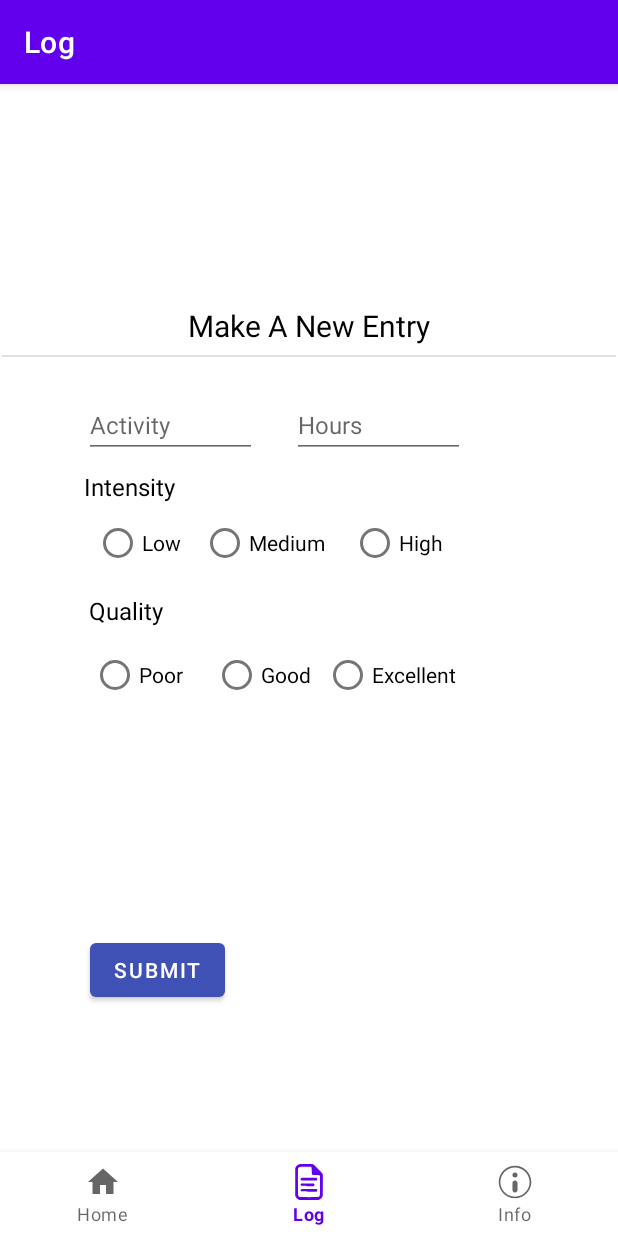
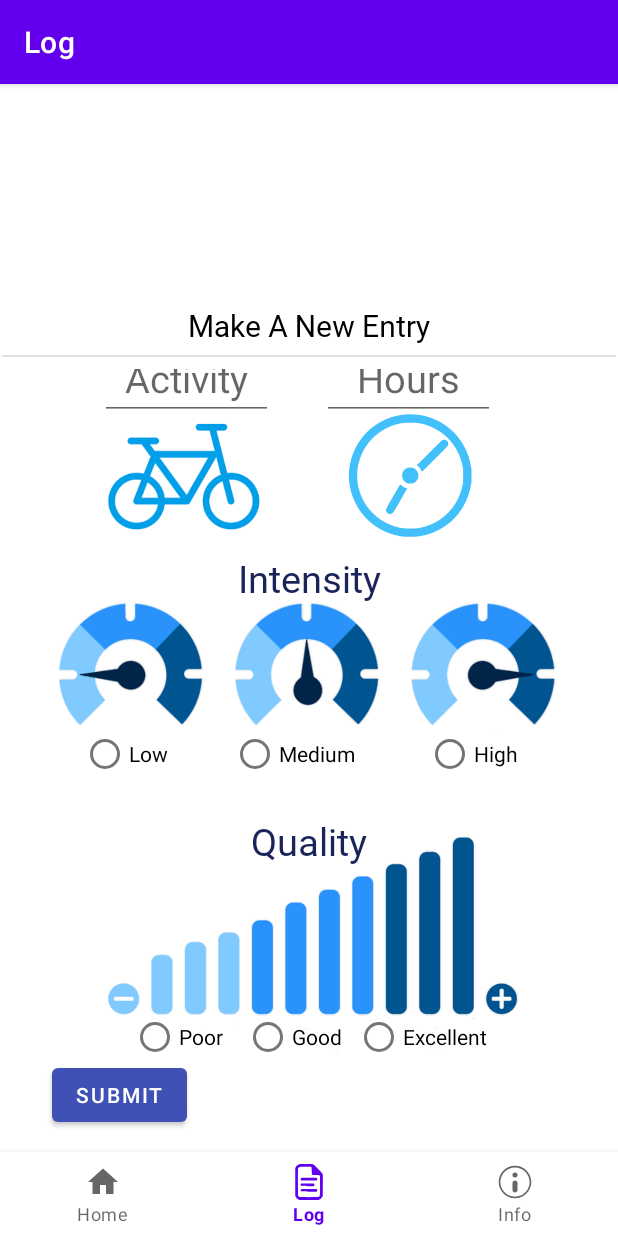
Before and after one commit to glstrachan/health-app, an Android app: the LogFragment screen opened through its navigation route, on a phone screen of 412 x 824 dp. Run offline under Robolectric (Android 15) with nearby library versions, the phone set to English and light mode, and no system bars; our stand-ins replace navigation-ui.

Commit message:
Signed-off-by: MirandaNM <mir.mayor@gmail.com>

```diff
--- a/project/app/src/main/res/layout/fragment_home.xml
+++ b/project/app/src/main/res/layout/fragment_home.xml
@@ -82,7 +82,7 @@ muscular strength, and cardiovascular endurance all on a weekly basis
 \n\n- Easy way to store data with a click of a button
 \n\n- Measure intensity, length, style and quality
 \n\n- Easy and phone-accessible means of storing logged hours
-\n\n- Made by Ron, Grayone, and Miranda
+\n\n- Made by Ron, Graydon, and Miranda
 
 "
             android:textSize="20sp" />
--- a/project/app/src/main/res/layout/fragment_log.xml
+++ b/project/app/src/main/res/layout/fragment_log.xml
@@ -6,24 +6,73 @@
     android:layout_height="match_parent"
     tools:context=".ui.Log.LogFragment">
 
+    <ImageView
+        android:id="@+id/imageView30"
+        android:layout_width="137dp"
+        android:layout_height="103dp"
+        android:src="@drawable/yoop"
+        app:layout_constraintBottom_toBottomOf="parent"
+        app:layout_constraintEnd_toEndOf="parent"
+        app:layout_constraintHorizontal_bias="0.193"
+        app:layout_constraintStart_toStartOf="parent"
+        app:layout_constraintTop_toTopOf="parent"
+        app:layout_constraintVertical_bias="0.251" />
+
+    <ImageView
+        android:id="@+id/imageView32"
+        android:layout_width="93dp"
+        android:layout_height="82dp"
+        android:src="@drawable/bikes"
+        app:layout_constraintBottom_toBottomOf="parent"
+        app:layout_constraintEnd_toEndOf="parent"
+        app:layout_constraintHorizontal_bias="0.713"
+        app:layout_constraintStart_toStartOf="parent"
+        app:layout_constraintTop_toTopOf="parent"
+        app:layout_constraintVertical_bias="0.26" />
+
+    <ImageView
+        android:id="@+id/imageView26"
+        android:layout_width="366dp"
+        android:layout_height="161dp"
+        android:src="@drawable/chartone"
+        app:layout_constraintBottom_toBottomOf="parent"
+        app:layout_constraintEnd_toEndOf="parent"
+        app:layout_constraintHorizontal_bias="0.355"
+        app:layout_constraintStart_toStartOf="parent"
+        app:layout_constraintTop_toTopOf="parent"
+        app:layout_constraintVertical_bias="0.48" />
+
+    <ImageView
+        android:id="@+id/imageView25"
+        android:layout_width="400dp"
+        android:layout_height="161dp"
+        android:src="@drawable/chart"
+        app:layout_constraintBottom_toBottomOf="parent"
+        app:layout_constraintEnd_toEndOf="parent"
+        app:layout_constraintHorizontal_bias="0.355"
+        app:layout_constraintStart_toStartOf="parent"
+        app:layout_constraintTop_toTopOf="parent"
+        app:layout_constraintVertical_bias="0.87" />
+
     <TextView
         android:id="@+id/Quality_text"
         android:layout_width="wrap_content"
         android:layout_height="wrap_content"
+        android:fontFamily="@font/roboto"
         android:text="Quality"
-        android:textColor="#000000"
-        android:textSize="16sp"
+        android:textColor="#1A2459"
+        android:textSize="25sp"
         app:layout_constraintBottom_toBottomOf="parent"
         app:layout_constraintEnd_toEndOf="parent"
-        app:layout_constraintHorizontal_bias="0.162"
         app:layout_constraintStart_toStartOf="parent"
         app:layout_constraintTop_toTopOf="parent"
-        app:layout_constraintVertical_bias="0.43" />
+        app:layout_constraintVertical_bias="0.684" />
 
     <TextView
         android:id="@+id/textView2"
         android:layout_width="wrap_content"
         android:layout_height="wrap_content"
+        android:fontFamily="@font/roboto"
         android:text="Make A New Entry"
         android:textColor="#000000"
         android:textSize="20sp"
@@ -37,46 +86,48 @@
         android:id="@+id/Intensity_text"
         android:layout_width="wrap_content"
         android:layout_height="wrap_content"
+        android:fontFamily="@font/roboto"
         android:text="Intensity"
-        android:textColor="#000000"
-        android:textSize="16sp"
+        android:textColor="#1A2459"
+        android:textSize="25sp"
         app:layout_constraintBottom_toBottomOf="parent"
         app:layout_constraintEnd_toEndOf="parent"
-        app:layout_constraintHorizontal_bias="0.156"
         app:layout_constraintStart_toStartOf="parent"
         app:layout_constraintTop_toTopOf="parent"
-        app:layout_constraintVertical_bias="0.295" />
+        app:layout_constraintVertical_bias="0.393" />
 
     <EditText
         android:id="@+id/Activity"
         android:layout_width="115dp"
         android:layout_height="44dp"
         android:ems="10"
+        android:gravity="center"
         android:hint="Activity"
         android:inputType="textPersonName"
         android:textColor="#000000"
-        android:textSize="16sp"
+        android:textSize="25sp"
         app:layout_constraintBottom_toBottomOf="parent"
         app:layout_constraintEnd_toEndOf="parent"
-        app:layout_constraintHorizontal_bias="0.187"
+        app:layout_constraintHorizontal_bias="0.222"
         app:layout_constraintStart_toStartOf="parent"
         app:layout_constraintTop_toTopOf="parent"
-        app:layout_constraintVertical_bias="0.218" />
+        app:layout_constraintVertical_bias="0.176" />
 
     <EditText
         android:id="@+id/Hours"
         android:layout_width="115dp"
         android:layout_height="44dp"
         android:ems="10"
+        android:gravity="center"
         android:hint="Hours"
         android:inputType="numberDecimal"
-        android:textSize="16sp"
+        android:textSize="25sp"
         app:layout_constraintBottom_toBottomOf="parent"
         app:layout_constraintEnd_toEndOf="parent"
-        app:layout_constraintHorizontal_bias="0.658"
+        app:layout_constraintHorizontal_bias="0.726"
         app:layout_constraintStart_toStartOf="parent"
         app:layout_constraintTop_toTopOf="parent"
-        app:layout_constraintVertical_bias="0.218" />
+        app:layout_constraintVertical_bias="0.176" />
 
     <androidx.constraintlayout.widget.Barrier
         android:layout_width="wrap_content"
@@ -109,14 +160,14 @@
         android:orientation="horizontal"
         app:layout_constraintBottom_toBottomOf="parent"
         app:layout_constraintEnd_toEndOf="parent"
-        app:layout_constraintHorizontal_bias="0.4"
+        app:layout_constraintHorizontal_bias="0.55"
         app:layout_constraintStart_toStartOf="parent"
         app:layout_constraintTop_toTopOf="parent"
-        app:layout_constraintVertical_bias="0.35">
+        app:layout_constraintVertical_bias="0.59">
 
         <RadioButton
             android:id="@+id/Low"
-            android:layout_width="71dp"
+            android:layout_width="100dp"
             android:layout_height="wrap_content"
             android:text="Low"
             tools:layout_editor_absoluteX="134dp"
@@ -124,7 +175,7 @@
 
         <RadioButton
             android:id="@+id/Medium"
-            android:layout_width="100dp"
+            android:layout_width="130dp"
             android:layout_height="wrap_content"
             android:text="Medium"
             tools:layout_editor_absoluteX="60dp"
@@ -147,17 +198,17 @@
         android:orientation="horizontal"
         app:layout_constraintBottom_toBottomOf="parent"
         app:layout_constraintEnd_toEndOf="parent"
-        app:layout_constraintHorizontal_bias="0.4"
+        app:layout_constraintHorizontal_bias="0.56"
         app:layout_constraintStart_toStartOf="parent"
         app:layout_constraintTop_toTopOf="parent"
-        app:layout_constraintVertical_bias="0.5">
+        app:layout_constraintVertical_bias="0.91">
 
         <RadioButton
             android:id="@+id/Poor"
-            android:layout_width="81dp"
+            android:layout_width="75dp"
             android:layout_height="wrap_content"
             android:text="Poor"
-            tools:layout_editor_absoluteX="54dp"
+            tools:layout_editor_absoluteX="52dp"
             tools:layout_editor_absoluteY="432dp" />
 
         <RadioButton
@@ -186,10 +237,10 @@
         app:backgroundTint="#3F51B5"
         app:layout_constraintBottom_toBottomOf="parent"
         app:layout_constraintEnd_toEndOf="parent"
-        app:layout_constraintHorizontal_bias="0.183"
+        app:layout_constraintHorizontal_bias="0.105"
         app:layout_constraintStart_toStartOf="parent"
         app:layout_constraintTop_toTopOf="parent"
-        app:layout_constraintVertical_bias="0.834" />
+        app:layout_constraintVertical_bias="0.976" />
 
 
 </androidx.constraintlayout.widget.ConstraintLayout>
```
Also changed, not shown: project/app/src/main/res/drawable-v24/bikes.PNG, project/app/src/main/res/drawable-v24/chartone.PNG (added), project/app/src/main/res/drawable-v24/yoop.png (added), project/app/src/main/res/drawable/yoop.png (deleted).
